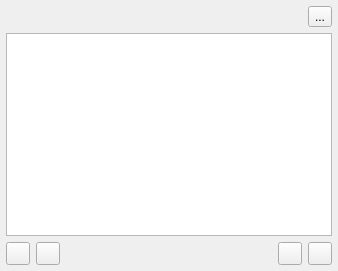
martinrotter/rssguard, file src/librssguard/gui/notifications/articlelistnotification.ui: the form before one commit.
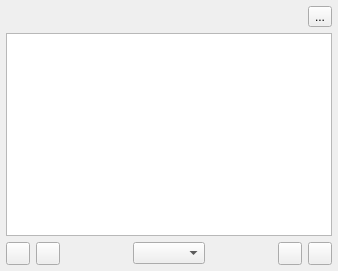
The form after the commit. Custom widgets are drawn as their Qt base class.

Diff of the .ui file:
```diff
--- a/src/librssguard/gui/notifications/articlelistnotification.ui
+++ b/src/librssguard/gui/notifications/articlelistnotification.ui
@@ -92,6 +92,22 @@
        </property>
       </spacer>
      </item>
+     <item>
+      <widget class="QComboBox" name="m_cmbFeeds"/>
+     </item>
+     <item>
+      <spacer name="horizontalSpacer_2">
+       <property name="orientation">
+        <enum>Qt::Horizontal</enum>
+       </property>
+       <property name="sizeHint" stdset="0">
+        <size>
+         <width>40</width>
+         <height>20</height>
+        </size>
+       </property>
+      </spacer>
+     </item>
      <item>
       <widget class="PlainToolButton" name="m_btnOpenArticleList">
        <property name="toolTip">
```
Left out of the diff: 12 changed lines with no effect on the pictures.
